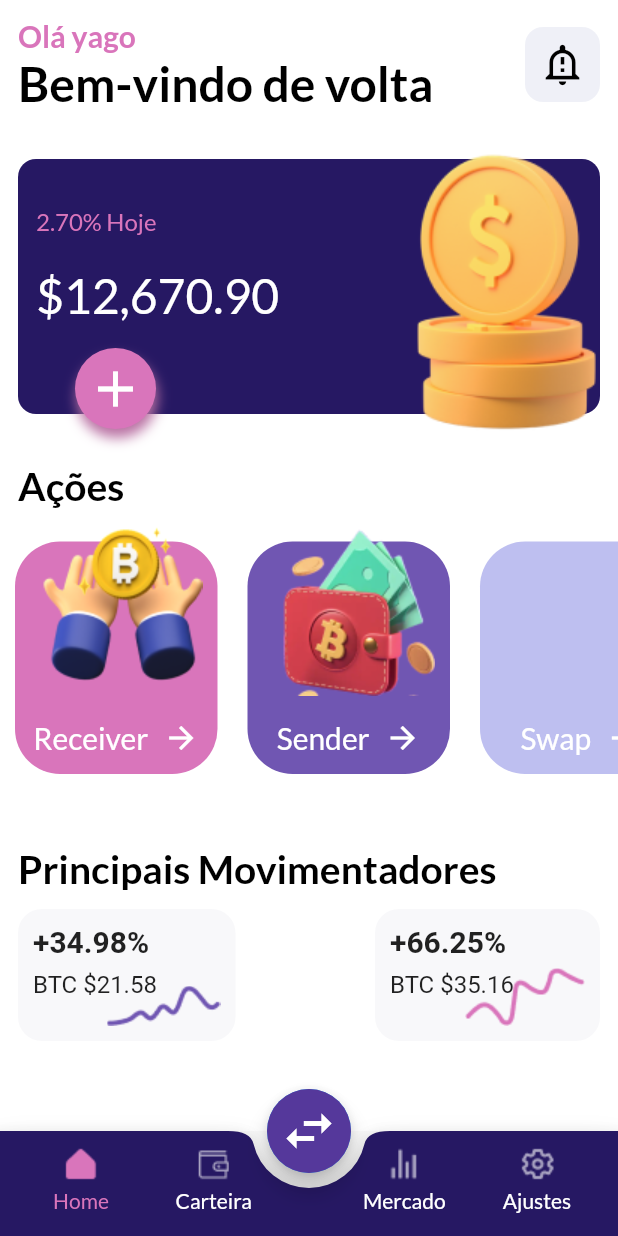
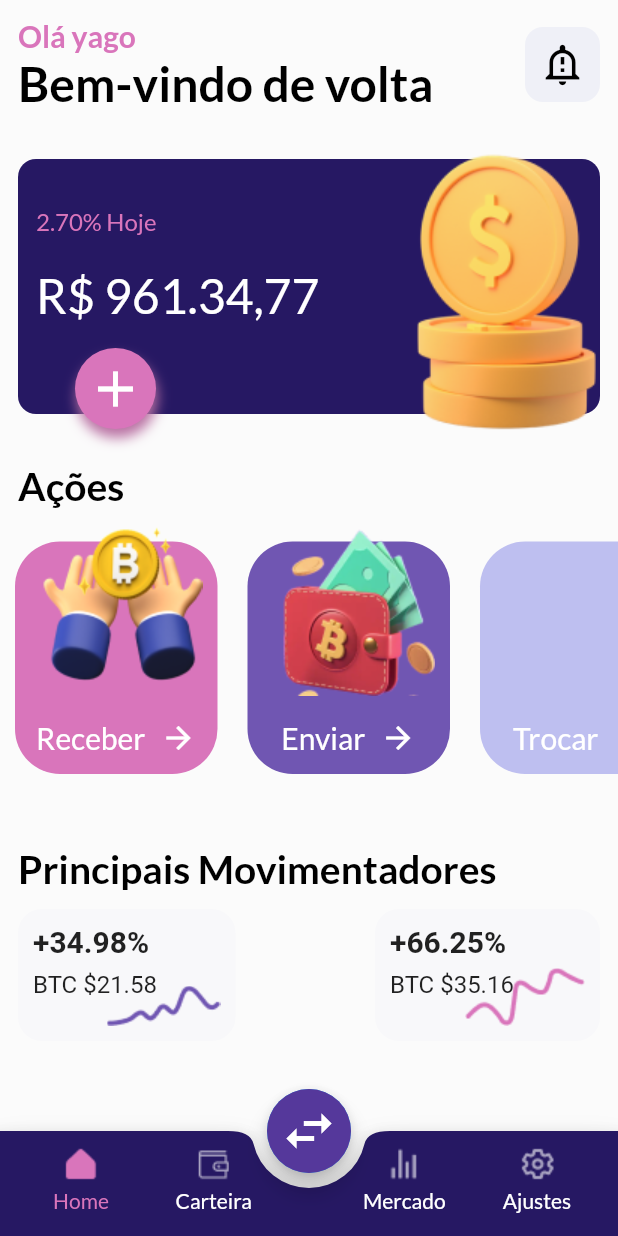
Before and after one commit to YagoCardoso/crypto-wallet, a Flutter app: the screen it shows after launch, after a tap on "Iniciar", on a phone screen of 412 x 824 dp. Run offline on Flutter 3.47's test engine with Material 2 defaults, Android fonts, the phone set to English and light mode, and no system bars; our stand-ins replace get, google_fonts.

Commit message:
add controller, getX e rafatoração

```diff
--- /dev/null
+++ b/lib/controllers/controller_home_page.dart
@@ -0,0 +1,12 @@
+import 'package:get/get_state_manager/src/simple/get_controllers.dart';
+
+class ControllerHomePage extends GetxController {
+  String saldo = 'R\$ 961.34,77';
+  bool eyesValue = true;
+
+  void showValue() {
+    eyesValue = !eyesValue;
+
+    update();
+  }
+}
--- a/lib/screends/bottom_nav.dart
+++ b/lib/screends/bottom_nav.dart
@@ -1,7 +1,5 @@
 import 'package:crypto_wallet/screends/home_screen.dart';
 import 'package:flutter/material.dart';
-import 'package:flutter/src/foundation/key.dart';
-import 'package:flutter/src/widgets/framework.dart';
 import 'package:google_fonts/google_fonts.dart';
 
 class BottomNav extends StatefulWidget {
@@ -15,7 +13,7 @@ class _BottomNavState extends State<BottomNav> {
   //const BottomNav({Key? key}) : super(key: key);
   final _bucket = PageStorageBucket();
 
-  Widget currentScreen = HomeScreem();
+  Widget currentScreen = const HomeScreem();
 
   int indexScreen = 0;
 
--- a/lib/screends/get_started_screen.dart
+++ b/lib/screends/get_started_screen.dart
@@ -1,8 +1,5 @@
 import 'package:crypto_wallet/screends/bottom_nav.dart';
-import 'package:crypto_wallet/screends/home_screen.dart';
 import 'package:flutter/material.dart';
-import 'package:flutter/src/foundation/key.dart';
-import 'package:flutter/src/widgets/framework.dart';
 import 'package:google_fonts/google_fonts.dart';
 
 class GetStartedScreen extends StatelessWidget {
@@ -63,7 +60,7 @@ class GetStartedScreen extends StatelessWidget {
                 Navigator.push(
                   context,
                   MaterialPageRoute(
-                    builder: (context) => BottomNav(),
+                    builder: (context) => const BottomNav(),
                   ),
                 );
               },
--- a/lib/screends/home_screen.dart
+++ b/lib/screends/home_screen.dart
@@ -1,16 +1,22 @@
-import 'package:crypto_wallet/screends/bottom_nav.dart';
 import 'package:flutter/material.dart';
-import 'package:flutter/src/foundation/key.dart';
-import 'package:flutter/src/widgets/framework.dart';
+import 'package:get/get_state_manager/src/simple/get_state.dart';
 import 'package:google_fonts/google_fonts.dart';
 
-class HomeScreem extends StatelessWidget {
+import '../controllers/controller_home_page.dart';
+
+class HomeScreem extends StatefulWidget {
+  const HomeScreem({super.key});
+
+  @override
+  State<HomeScreem> createState() => _HomeScreemState();
+}
+
+class _HomeScreemState extends State<HomeScreem> {
   //const HomeScreem({Key? key}) : super(key: key);
-
   final List getData = [
-    {"image": "images/reveiver.png", "name": "Receiver"},
-    {"image": "images/sender.png", "name": "Sender"},
-    {"image": "images/swap.png", "name": "Swap"},
+    {"image": "images/reveiver.png", "name": "Receber"},
+    {"image": "images/sender.png", "name": "Enviar"},
+    {"image": "images/swap.png", "name": "Trocar"},
   ];
 
   List<Color> getColors = const [
@@ -22,7 +28,7 @@ class HomeScreem extends StatelessWidget {
   @override
   Widget build(BuildContext context) {
     return Scaffold(
-      backgroundColor: Colors.white,
+      backgroundColor: Colors.white10,
       body: SafeArea(
         child: SingleChildScrollView(
           child: Column(
@@ -101,11 +107,7 @@ class HomeScreem extends StatelessWidget {
                           const SizedBox(
                             height: 20,
                           ),
-                          Text(
-                            "\$12,670.90",
-                            style: GoogleFonts.lato(
-                                color: Colors.white, fontSize: 32),
-                          ),
+                          _money(),
                         ],
                       ),
                     ),
@@ -310,4 +312,15 @@ class HomeScreem extends StatelessWidget {
       ),
     );
   }
+
+  _money() {
+    return GetBuilder<ControllerHomePage>(
+        init: ControllerHomePage(),
+        builder: (context) {
+          return Text(
+            context.saldo,
+            style: GoogleFonts.lato(color: Colors.white, fontSize: 32),
+          );
+        });
+  }
 }
--- a/pubspec.yaml
+++ b/pubspec.yaml
@@ -34,6 +34,7 @@ dependencies:
   # Use with the CupertinoIcons class for iOS style icons.
   cupertino_icons: ^1.0.2
   google_fonts: ^3.0.1
+  get: ^4.6.5
 
 dev_dependencies:
   flutter_test:
```
Also changed, not shown: pubspec.lock.
